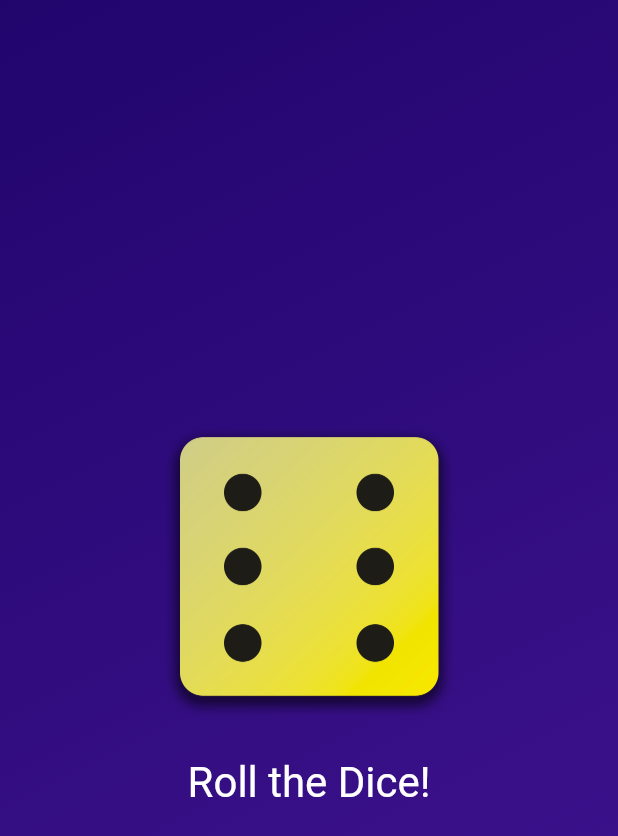
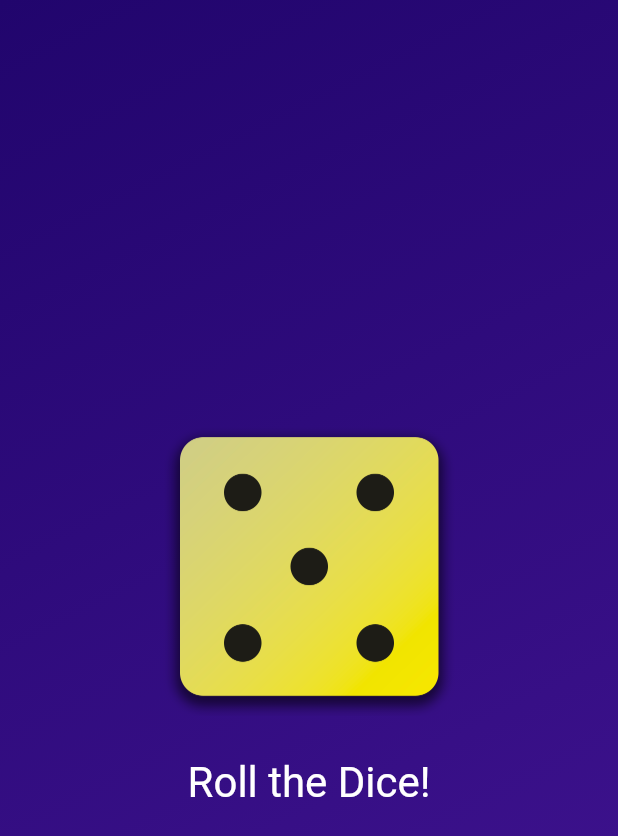
Before and after one commit to progg1992/roll_dice_app, a Flutter app: the screen it shows after launch, after a tap on "Roll the Dice!", on a phone screen of 412 x 824 dp. Shown: the top 836 px of the screen. Run offline on Flutter 3.47's test engine with Material 3 defaults, Android fonts, the phone set to English and light mode, and no system bars.

```diff
--- a/lib/dice_roller.dart
+++ b/lib/dice_roller.dart
@@ -1,4 +1,7 @@
 import 'package:flutter/material.dart';
+import 'dart:math';
+
+final randomizer = Random();
 
 class DiceRoller extends StatefulWidget {
   const DiceRoller({super.key});
@@ -10,11 +13,11 @@ class DiceRoller extends StatefulWidget {
 }
 
 class _DiceRollerState extends State<DiceRoller> {
-  var activeDiceImage = 'assets/images/dice-3.png';
+  var currentDiceRoll = 4;
 
   void rollDice() {
     setState(() {
-      activeDiceImage = 'assets/images/dice-6.png';
+      currentDiceRoll = randomizer.nextInt(6) + 1;
     });
   }
 
@@ -24,7 +27,7 @@ class _DiceRollerState extends State<DiceRoller> {
       mainAxisSize: MainAxisSize.min,
       children: [
         Image.asset(
-          activeDiceImage,
+          'assets/images/dice-$currentDiceRoll.png',
           width: 200,
         ),
         const SizedBox(height: 20),
```
